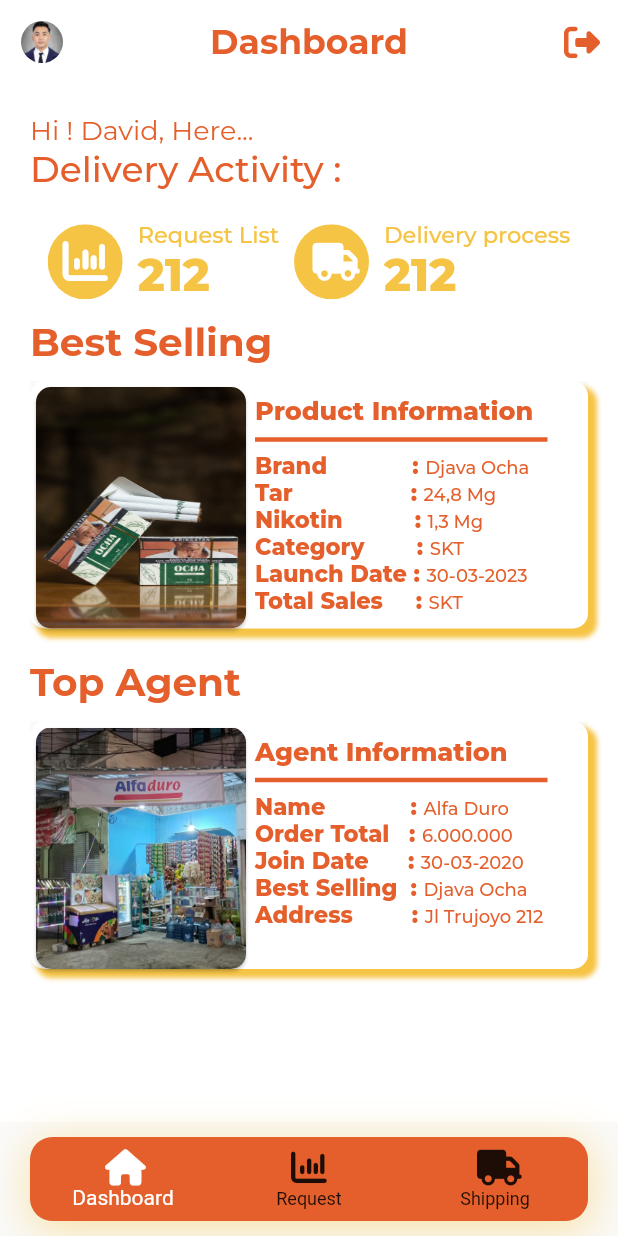
After one commit to DavidTimoteus/route_wise, a Flutter app: the MyBottomNavBar screen opened directly, on a phone screen of 412 x 824 dp. The commit adds this screen. Run offline on Flutter 3.47's test engine with Material 2 defaults, Android fonts, the light colour scheme and no system bars; our stand-ins replace font_awesome_flutter, google_fonts; project files that could hold a hidden picture were left out.

Commit message:
membuat Dashboard Kepala Gudang dan pembuatan Bottom NavBar

```diff
--- /dev/null
+++ b/lib/Components/bottom_nav_bar.dart
@@ -0,0 +1,51 @@
+import 'package:flutter/material.dart';
+import 'package:font_awesome_flutter/font_awesome_flutter.dart';
+import 'package:route_wise/Pages/DashboardKepalaGudang.dart';
+
+class MyBottomNavBar extends StatefulWidget {
+  const MyBottomNavBar({super.key});
+
+  @override
+  State<MyBottomNavBar> createState() => _MyBottomNavBar();
+}
+
+class _MyBottomNavBar extends State<MyBottomNavBar> {
+  int myCurrentIndex = 0;
+  List pages = const [
+    DashboardKepalaGudang(),
+  ];
+  @override
+  Widget build(BuildContext context) {
+    return Scaffold(
+      bottomNavigationBar: Container(
+        margin: EdgeInsets.symmetric(horizontal: 20, vertical: 10),
+        decoration: BoxDecoration(boxShadow: [
+          BoxShadow(
+              color: Color(0xFFF6C445).withOpacity(0.5),
+              blurRadius: 25,
+              offset: Offset(1, 5))
+        ]),
+        child: ClipRRect(
+          borderRadius: BorderRadius.circular(15),
+          child: BottomNavigationBar(
+              backgroundColor: Color(0xFFE45F2B),
+              selectedItemColor: Colors.white,
+              unselectedItemColor: Colors.black87,
+              currentIndex: myCurrentIndex,
+              onTap: (index) {
+                myCurrentIndex = index;
+              },
+              items: [
+                BottomNavigationBarItem(
+                    icon: Icon(FontAwesomeIcons.house), label: 'Dashboard'),
+                BottomNavigationBarItem(
+                    icon: Icon(FontAwesomeIcons.chartColumn), label: 'Request'),
+                BottomNavigationBarItem(
+                    icon: Icon(FontAwesomeIcons.truck), label: 'Shipping'),
+              ]),
+        ),
+      ),
+      body: pages[myCurrentIndex],
+    );
+  }
+}
--- /dev/null
+++ b/lib/Pages/DashboardKepalaGudang.dart
@@ -0,0 +1,382 @@
+import 'package:flutter/material.dart';
+import 'package:font_awesome_flutter/font_awesome_flutter.dart';
+import 'package:google_fonts/google_fonts.dart';
+
+class DashboardKepalaGudang extends StatefulWidget {
+  const DashboardKepalaGudang({super.key});
+
+  @override
+  State<DashboardKepalaGudang> createState() => _DashboardKepalaGudang();
+}
+
+class _DashboardKepalaGudang extends State<DashboardKepalaGudang> {
+  @override
+  Widget build(Object context) {
+    return Scaffold(
+      resizeToAvoidBottomInset: false,
+      backgroundColor: Colors.white,
+      appBar: AppBar(
+        elevation: 0,
+        backgroundColor: Colors.white,
+        leading: Container(
+            padding: EdgeInsets.all(14),
+            child:
+                ClipOval(child: Image.asset('assets/images/ProfilAdmin.jpg'))),
+        actions: <Widget>[
+          IconButton(
+            onPressed: () {},
+            icon: Icon(
+              FontAwesomeIcons.rightFromBracket,
+              color: Color(0xFFE45F2B),
+            ),
+          ),
+        ],
+        title: Text("Dashboard",
+            style: GoogleFonts.montserrat(
+                fontWeight: FontWeight.bold,
+                color: Color(0xFFE45F2B),
+                fontSize: 23)),
+        centerTitle: true,
+      ),
+      body: SingleChildScrollView(
+        child: Column(
+          children: <Widget>[
+            Container(
+              padding: const EdgeInsets.symmetric(horizontal: 20),
+              width: double.infinity,
+              child: Column(
+                mainAxisAlignment: MainAxisAlignment.center,
+                children: [
+                  Container(
+                    padding: EdgeInsets.only(top: 20),
+                    alignment: Alignment.topLeft,
+                    child: RichText(
+                        text: TextSpan(children: <TextSpan>[
+                      TextSpan(
+                          text: 'Hi ! David, Here...\n',
+                          style: GoogleFonts.montserrat(
+                              color: Color(0xFFE45F2B), fontSize: 18)),
+                      TextSpan(
+                          text: 'Delivery Activity :',
+                          style: GoogleFonts.montserrat(
+                              color: Color(0xFFE45F2B),
+                              fontWeight: FontWeight.w500,
+                              fontSize: 24))
+                    ])),
+                  ),
+                  Container(
+                    padding: EdgeInsets.only(top: 20),
+                    alignment: Alignment.topLeft,
+                    child: Center(
+                      child: Row(
+                        mainAxisSize: MainAxisSize.min,
+                        children: [
+                          ClipOval(
+                            clipBehavior: Clip.antiAlias,
+                            child: Container(
+                              width: 50,
+                              height: 50,
+                              color: Color(0xFFF6C445),
+                              child: Center(
+                                child: Icon(
+                                  FontAwesomeIcons.chartColumn,
+                                  size: 30,
+                                  color: Colors.white,
+                                ),
+                              ),
+                            ),
+                          ),
+                          SizedBox(width: 10), // Jarak antara ikon dan teks
+                          RichText(
+                            textAlign: TextAlign.left,
+                            text: TextSpan(
+                              children: <TextSpan>[
+                                TextSpan(
+                                  text: 'Request List\n',
+                                  style: GoogleFonts.montserrat(
+                                      fontSize: 15,
+                                      color: Color(0xFFF6C445),
+                                      fontWeight: FontWeight.w500),
+                                ),
+                                TextSpan(
+                                  text: '212',
+                                  style: GoogleFonts.montserrat(
+                                      fontSize: 30,
+                                      color: Color(0xFFF6C445),
+                                      fontWeight: FontWeight.w800),
+                                )
+                              ],
+                            ),
+                          ),
+                          SizedBox(
+                            width: 10,
+                          ),
+                          ClipOval(
+                            clipBehavior: Clip.antiAlias,
+                            child: Container(
+                              width: 50,
+                              height: 50,
+                              color: Color(0xFFF6C445),
+                              child: Center(
+                                child: Icon(
+                                  FontAwesomeIcons.truck,
+                                  size: 25,
+                                  color: Colors.white,
+                                ),
+                              ),
+                            ),
+                          ),
+                          SizedBox(width: 10), // Jarak antara ikon dan teks
+                          RichText(
+                            textAlign: TextAlign.left,
+                            text: TextSpan(
+                              children: <TextSpan>[
+                                TextSpan(
+                                  text: 'Delivery process\n',
+                                  style: GoogleFonts.montserrat(
+                                      fontSize: 15,
+                                      color: Color(0xFFF6C445),
+                                      fontWeight: FontWeight.w500),
+                                ),
+                                TextSpan(
+                                  text: '212',
+                                  style: GoogleFonts.montserrat(
+                                      fontSize: 30,
+                                      color: Color(0xFFF6C445),
+                                      fontWeight: FontWeight.w800),
+                                )
+                              ],
+                            ),
+                          ),
+                        ],
+                      ),
+                    ),
+                  ),
+                  Container(
+                    alignment: Alignment.topLeft,
+                    padding: const EdgeInsets.symmetric(vertical: 10),
+                    child: Text(
+                      'Best Selling',
+                      style: GoogleFonts.montserrat(
+                          fontWeight: FontWeight.bold,
+                          fontSize: 26,
+                          color: Color(0xFFE45F2B)),
+                    ),
+                  ),
+                  Container(
+                    height: 175,
+                    child: Stack(
+                      children: [
+                        Positioned(
+                            child: Material(
+                          child: Container(
+                            height: 165,
+                            decoration: BoxDecoration(
+                              color: Colors.white,
+                              borderRadius: BorderRadius.circular(10),
+                              boxShadow: [
+                                BoxShadow(
+                                    color: Color(0xFFF6C445),
+                                    offset: Offset(5.0, 5.0),
+                                    blurRadius: 2.0,
+                                    spreadRadius: 1.0),
+                              ],
+                            ),
+                          ),
+                        )),
+                        Positioned(
+                          child: Card(
+                            elevation: 1,
+                            shadowColor: Colors.black,
+                            shape: RoundedRectangleBorder(
+                                borderRadius: BorderRadius.circular(10)),
+                            child: Container(
+                              height: 161,
+                              width: 140,
+                              decoration: BoxDecoration(
+                                  borderRadius: BorderRadius.circular(10),
+                                  image: DecorationImage(
+                                      fit: BoxFit.fill,
+                                      image: AssetImage(
+                                          'assets/images/DjavaOcha.jpg'))),
+                            ),
+                          ),
+                        ),
+                        Positioned(
+                            top: 10,
+                            left: 150,
+                            child: Container(
+                              height: 165,
+                              width: 195,
+                              child: Column(
+                                crossAxisAlignment: CrossAxisAlignment.start,
+                                children: [
+                                  Text(
+                                    "Product Information",
+                                    textAlign: TextAlign.center,
+                                    style: GoogleFonts.montserrat(
+                                        fontSize: 17,
+                                        color: Color(0xFFE45F2B),
+                                        fontWeight: FontWeight.w800),
+                                  ),
+                                  Divider(
+                                    color: Color(0xFFE45F2B),
+                                    thickness: 3,
+                                  ),
+                                  RichText(
+                                    textAlign: TextAlign.left,
+                                    text: TextSpan(
+                                      children: <TextSpan>[
+                                        createTextSpan(
+                                            "Brand\t\t\t\t\t\t\t\t\t\t\t\t\t:",
+                                            "Djava Ocha"),
+                                        createTextSpan(
+                                            "Tar\t\t\t\t\t\t\t\t\t\t\t\t\t\t\t\t\t\t:",
+                                            "24,8 Mg"),
+                                        createTextSpan(
+                                            "Nikotin\t\t\t\t\t\t\t\t\t\t\t:",
+                                            "1,3 Mg"),
+                                        createTextSpan(
+                                            "Category\t\t\t\t\t\t\t\t:", "SKT"),
+                                        createTextSpan(
+                                            "Launch Date\t:", "30-03-2023"),
+                                        createTextSpan(
+                                            "Total Sales\t\t\t\t\t:", "SKT"),
+                                      ],
+                                    ),
+                                  )
+                                ],
+                              ),
+                            ))
+                      ],
+                    ),
+                  ),
+                  Container(
+                    alignment: Alignment.topLeft,
+                    padding: const EdgeInsets.symmetric(vertical: 10),
+                    child: Text(
+                      'Top Agent',
+                      style: GoogleFonts.montserrat(
+                          fontWeight: FontWeight.bold,
+                          fontSize: 26,
+                          color: Color(0xFFE45F2B)),
+                    ),
+                  ),
+                  Container(
+                    height: 175,
+                    child: Stack(
+                      children: [
+                        Positioned(
+                            child: Material(
+                          child: Container(
+                            height: 165,
+                            decoration: BoxDecoration(
+                              color: Colors.white,
+                              borderRadius: BorderRadius.circular(10),
+                              boxShadow: [
+                                BoxShadow(
+                                    color: Color(0xFFF6C445),
+                                    offset: Offset(5.0, 5.0),
+                                    blurRadius: 2.0,
+                                    spreadRadius: 1.0),
+                              ],
+                            ),
+                          ),
+                        )),
+                        Positioned(
+                          child: Card(
+                            elevation: 1,
+                            shadowColor: Colors.black,
+                            shape: RoundedRectangleBorder(
+                                borderRadius: BorderRadius.circular(10)),
+                            child: Container(
+                              height: 161,
+                              width: 140,
+                              decoration: BoxDecoration(
+                                  borderRadius: BorderRadius.circular(10),
+                                  image: DecorationImage(
+                                      fit: BoxFit.fill,
+                                      image: AssetImage(
+                                          'assets/images/AlfaDuro.png'))),
+                            ),
+                          ),
+                        ),
+                        Positioned(
+                            top: 10,
+                            left: 150,
+                            child: Container(
+                              height: 165,
+                              width: 195,
+                              child: Column(
+                                  crossAxisAlignment: CrossAxisAlignment.start,
+                                  children: [
+                                    Text(
+                                      "Agent Information",
+                                      textAlign: TextAlign.center,
+                                      style: GoogleFonts.montserrat(
+                                          fontSize: 17,
+                                          color: Color(0xFFE45F2B),
+                                          fontWeight: FontWeight.w800),
+                                    ),
+                                    Divider(
+                                      color: Color(0xFFE45F2B),
+                                      thickness: 3,
+                                    ),
+                                    RichText(
+                                      textAlign: TextAlign.left,
+                                      text: TextSpan(
+                                        children: <TextSpan>[
+                                          createTextSpan(
+                                              "Name\t\t\t\t\t\t\t\t\t\t\t\t\t:",
+                                              "Alfa Duro"),
+                                          createTextSpan("Order Total\t\t\t:",
+                                              "6.000.000"),
+                                          createTextSpan(
+                                              "Join Date\t\t\t\t\t\t:",
+                                              "30-03-2020"),
+                                          createTextSpan("Best Selling\t\t:",
+                                              "Djava Ocha"),
+                                          createTextSpan(
+                                              "Address\t\t\t\t\t\t\t\t\t:",
+                                              "Jl Trujoyo 212"),
+                                        ],
+                                      ),
+                                    )
+                                  ]),
+                            )),
+                      ],
+                    ),
+                  ),
+                ],
+              ),
+            )
+          ],
+        ),
+      ),
+    );
+  }
+
+  TextSpan createTextSpan(String title, String content) {
+    return TextSpan(
+      text: title,
+      style: GoogleFonts.montserrat(
+        fontSize: 15,
+        color: Color(0xFFE45F2B),
+        fontWeight: FontWeight.w800,
+      ),
+      children: <TextSpan>[
+        TextSpan(
+          text: " ",
+        ),
+        TextSpan(
+          text: content + "\n",
+          style: GoogleFonts.montserrat(
+            fontSize: 12,
+            color: Color(0xFFE45F2B),
+            fontWeight: FontWeight.w500,
+          ),
+        ),
+      ],
+    );
+  }
+}
--- a/lib/mainDriver.dart
+++ b/lib/mainDriver.dart
@@ -1,5 +1,6 @@
 import 'package:flutter/material.dart';
-import 'package:route_wise/pages/SignUp.dart';
+import 'package:route_wise/Components/bottom_nav_bar.dart';
+import 'package:google_fonts/google_fonts.dart';
 
 void main() {
   runApp(MyApp());
@@ -9,7 +10,7 @@
   @override
   Widget build(BuildContext context) {
     return MaterialApp(
-      home: SignUp(),
+      home: MyBottomNavBar(),
     );
   }
 }
--- a/lib/mainKepalaGudang.dart
+++ b/lib/mainKepalaGudang.dart
@@ -1,5 +1,5 @@
 import 'package:flutter/material.dart';
-import 'package:route_wise/pages/SignUp.dart';
+import 'package:route_wise/Pages/DashboardKepalaGudang.dart';
 
 void main() {
   runApp(MyApp());
@@ -9,7 +9,7 @@
   @override
   Widget build(BuildContext context) {
     return MaterialApp(
-      home: SignUp(),
+      home: DashboardKepalaGudang(),
     );
   }
 }
```
Also changed, not shown: assets/images/AlfaDuro.png (added), assets/images/DjavaOcha.jpg (added), assets/images/DjavaTraditional.jpg (added), assets/images/ProfilAdmin.jpg (added).
